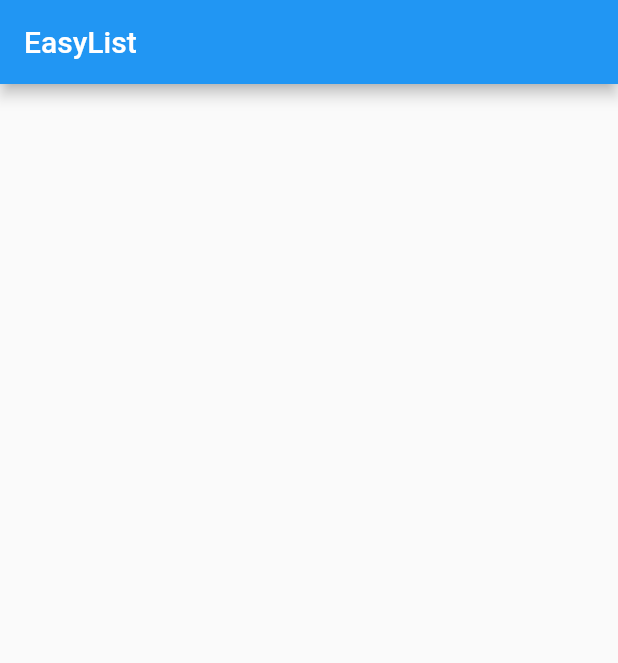
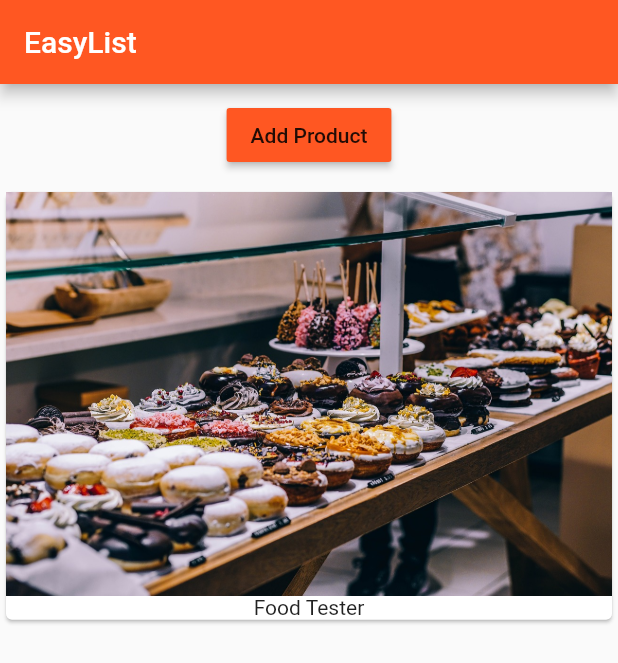
Before and after one commit to ngpreet/easy_list, a Flutter app: the screen it shows after launch, on a phone screen of 412 x 824 dp. Shown: the top 663 px of the screen. Run offline on Flutter 3.47's test engine with Material 2 defaults, Android fonts, the phone set to English and light mode, and no system bars.

Commit message:
products listing and add(in-progress)

```diff
--- a/lib/main.dart
+++ b/lib/main.dart
@@ -1,4 +1,6 @@
 import 'package:flutter/material.dart';
+
+import './product_manager.dart';
 
 void main() => runApp(MyApp());
 
@@ -6,10 +8,15 @@ class MyApp extends StatelessWidget {
   @override
   Widget build(BuildContext context) {
     return MaterialApp(
+        theme: ThemeData(
+          brightness: Brightness.light,
+          primarySwatch: Colors.deepOrange,
+          accentColor: Colors.purple
+        ),
         home: Scaffold(
-      appBar: AppBar(
-        title: Text('EasyList'),
-      ),
-    ));
+            appBar: AppBar(
+              title: Text('EasyList'),
+            ),
+            body: ProductManager('Food Tester')));
   }
 }
--- /dev/null
+++ b/lib/product_control.dart
@@ -0,0 +1,18 @@
+import 'package:flutter/material.dart';
+
+class ProductControl extends StatelessWidget {
+  final Function addProduct;
+
+  ProductControl(this.addProduct);
+
+  @override
+  Widget build(BuildContext context) {
+    return RaisedButton(
+      color: Theme.of(context).primaryColor,
+      child: Text('Add Product'),
+      onPressed: () {
+        addProduct('Sweets');
+      },
+    );
+  }
+}
--- /dev/null
+++ b/lib/product_manager.dart
@@ -0,0 +1,39 @@
+import 'package:flutter/material.dart';
+
+import './products.dart';
+import './product_control.dart';
+
+class ProductManager extends StatefulWidget {
+  final String startingProduct;
+
+  ProductManager(this.startingProduct);
+
+  @override
+  State<StatefulWidget> createState() {
+    return _ProductManagerState();
+  }
+}
+
+class _ProductManagerState extends State<ProductManager> {
+  List<String> _products = [];
+
+  @override
+  void initState() {
+    _products.add(widget.startingProduct);
+    super.initState();
+  }
+
+  void _addProduct(product) {
+    setState(() {
+      _products.add(product);
+    });
+  }
+
+  @override
+  Widget build(BuildContext context) {
+    return Column(children: [
+      Container(margin: EdgeInsets.all(10.0), child: ProductControl(_addProduct)),
+      Products(_products)
+    ]);
+  }
+}
--- /dev/null
+++ b/lib/products.dart
@@ -0,0 +1,22 @@
+import 'package:flutter/material.dart';
+
+class Products extends StatelessWidget {
+  final List<String> products;
+
+  Products(this.products);
+
+  @override
+  Widget build(BuildContext context) {
+    return Column(
+          children: products
+            .map((element) => Card(
+              child: Column(
+                children: [
+                  Image.asset('assets/food.jpg'),
+                  Text(element)
+                ]
+              ),
+            )
+          ).toList());
+  }
+}
--- a/pubspec.yaml
+++ b/pubspec.yaml
@@ -37,8 +37,8 @@ flutter:
   uses-material-design: true
 
   # To add assets to your application, add an assets section, like this:
-  # assets:
-  #  - images/a_dot_burr.jpeg
+  assets:
+    - assets/food.jpg
   #  - images/a_dot_ham.jpeg
 
   # An image asset can refer to one or more resolution-specific "variants", see
```
Also changed, not shown: assets/food.jpg (added).
